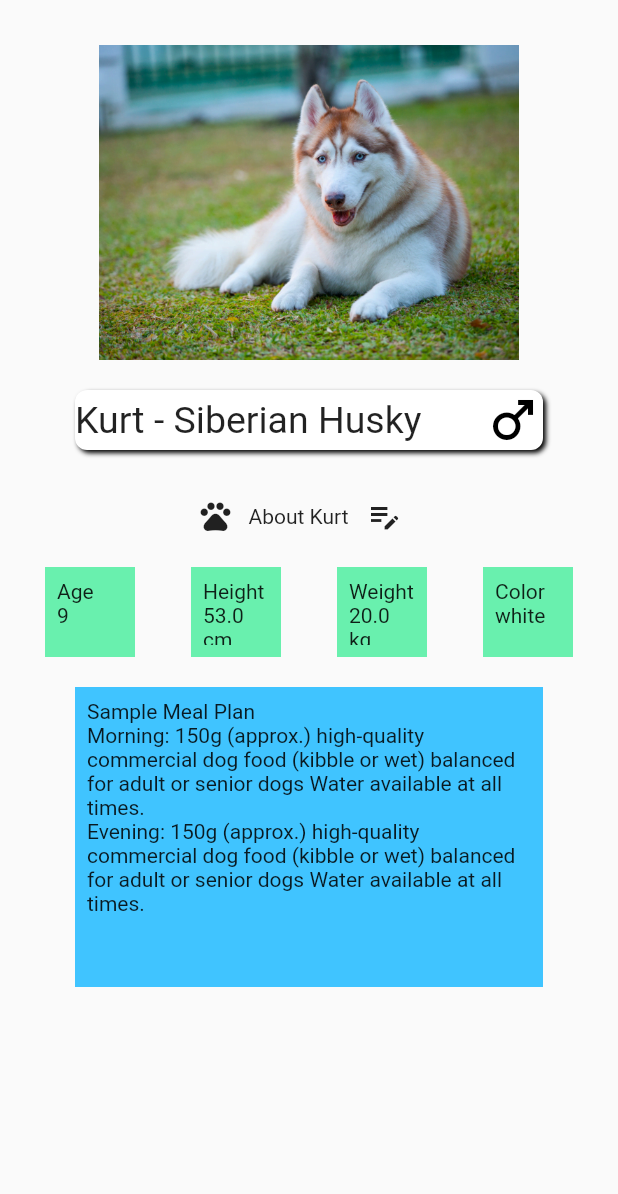
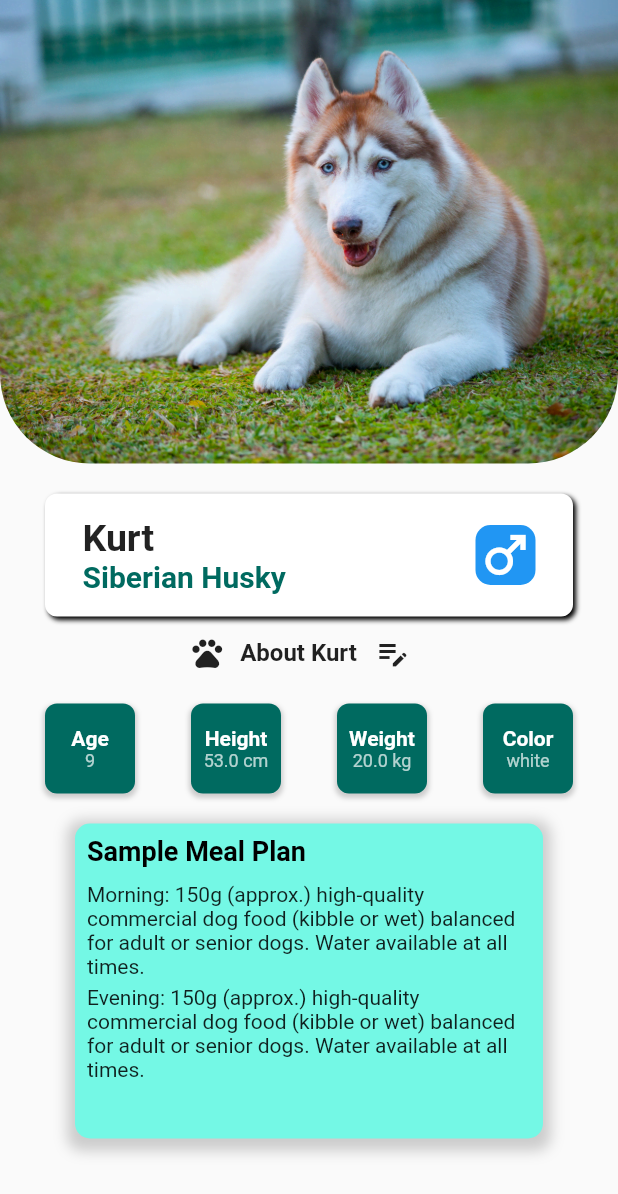
Before and after one commit to PetBite/app, a Flutter app: the HomePage screen opened directly, on a phone screen of 412 x 824 dp. Shown: the top 1194 px of the screen. Run offline on Flutter 3.47's test engine with Material 2 defaults, Android fonts, the phone set to English and light mode, and no system bars; our stand-ins replace cloud_firestore, firebase_auth, firebase_core, flutter_form_builder, flutter_riverpod, form_builder_validators and 3 more; missing offline and left inert: firebase_ui_auth; accounts and stored records are empty; generated files the repository leaves out were written again; statements that could not run were skipped.

Commit message:
Updated home page

```diff
--- a/lib/features/home/presentation/home_page.dart
+++ b/lib/features/home/presentation/home_page.dart
@@ -1,3 +1,4 @@
+import 'package:app/features/home/presentation/info_box.dart';
 import 'package:app/features/pet_details/presentation/pet_details.dart';
 import 'package:flutter/material.dart';
 
@@ -22,39 +23,52 @@ List<Widget> generatePetItem(int count) {
         ),
         child: IconButton(
           iconSize: 48.0,
-          icon: Image.asset('assets/images/navbar_filler1.jpg'),
+          icon: const CircleAvatar(
+              backgroundImage: AssetImage('assets/images/navbar_filler1.jpg')),
           color: Colors.white,
           onPressed: () {},
         )),
   );
 }
 
+Container _buildGenderIcon(String gender) {
+  switch (gender) {
+    case 'male':
+      return Container(
+        decoration: const BoxDecoration(
+          borderRadius: BorderRadius.all(Radius.circular(10)),
+          color: Colors.blue,
+        ),
+        child: const Icon(Icons.male, color: Colors.white, size: 40),
+      );
+    case 'female':
+      return Container(
+        decoration: const BoxDecoration(
+          borderRadius: BorderRadius.all(Radius.circular(10)),
+          color: Colors.blue,
+        ),
+        child: const Icon(Icons.female, color: Colors.white, size: 40),
+      );
+    default:
+      return Container(
+        decoration: const BoxDecoration(
+          borderRadius: BorderRadius.all(Radius.circular(10)),
+          color: Colors.blue,
+        ),
+        child: const Icon(Icons.circle, color: Colors.white, size: 40),
+      );
+  }
+}
+
 class _HomePageState extends State<HomePage> {
   bool _showPetBar = false;
   List<String> petFoodIDs = PetDB.getPetIDs();
-  final ScrollController _scrollController = ScrollController();
 
   @override
   Widget build(BuildContext context) {
     return Scaffold(
-        body: GestureDetector(
-      onVerticalDragEnd: (details) {
-        // Only react to gestures when at the top of the ListView
-        if (_scrollController.position.atEdge &&
-            _scrollController.position.pixels == 0) {
-          if (details.primaryVelocity! > 0) {
-            setState(() {
-              _showPetBar = true;
-            });
-          } else if (details.primaryVelocity! < 0) {
-            setState(() {
-              _showPetBar = false;
-            });
-          }
-        }
-      },
-      child: SafeArea(
-          child: ListView(controller: _scrollController, children: <Widget>[
+      body: SafeArea(
+          child: ListView(children: <Widget>[
         if (_showPetBar)
           Container(
             color: Colors.blue,
@@ -63,14 +77,33 @@ class _HomePageState extends State<HomePage> {
               children: generatePetItem(6),
             ),
           ),
-        const SizedBox(height: 30),
-        Image.asset(petDB.getPetById('pet-001').imagePath,
-            width: 400, height: 210),
+        ClipRRect(
+          borderRadius: const BorderRadius.only(
+            bottomLeft: Radius.circular(60),
+            bottomRight: Radius.circular(60),
+          ),
+          child: GestureDetector(
+            onVerticalDragUpdate: (details) {
+              int sensitivity = 4;
+              if (details.delta.dy < sensitivity) {
+                setState(() {
+                  _showPetBar = false;
+                });
+              } else if (details.delta.dy > sensitivity) {
+                setState(() {
+                  _showPetBar = true;
+                });
+              }
+            },
+            child: Image.asset(petDB.getPetById('pet-001').imagePath,
+                width: 300, height: 309),
+          ),
+        ),
         Container(
+          margin: const EdgeInsets.only(top: 20.0, left: 30.0, right: 30.0),
           padding:
-              const EdgeInsets.only(left: 50.0, right: 50, top: 20, bottom: 20),
+              const EdgeInsets.only(left: 25, right: 25, top: 15, bottom: 15),
           alignment: Alignment.center,
-          child: Container(
           decoration: BoxDecoration(
             borderRadius: BorderRadius.circular(8.0),
             color: Colors.white,
@@ -79,27 +112,32 @@ class _HomePageState extends State<HomePage> {
                 color: Colors.black,
                 blurRadius: 2.0,
                 spreadRadius: 0.0,
-                  offset: Offset(2.0, 2.0), // shadow direction: bottom right
-                )
+                offset: Offset(2.0, 2.0), // Shadow direction: bottom right
+              ),
             ],
           ),
           child: Row(
             mainAxisAlignment: MainAxisAlignment.spaceBetween,
             children: <Widget>[
+              Column(
+                crossAxisAlignment: CrossAxisAlignment.start,
+                children: [
                   Text(
-                    '${petDB.getPetById('pet-001').name} - ${petDB.getPetById('pet-001').breed}',
-                    style: const TextStyle(fontSize: 25),
+                    petDB.getPetById('pet-001').name,
+                    style: const TextStyle(
+                        fontSize: 25, fontWeight: FontWeight.bold),
                   ),
-                  if (petDB.getPetById('pet-001').gender == 'male') ...[
-                    const Icon(Icons.male, color: Colors.black, size: 40),
-                  ] else if (petDB.getPetById('pet-001').gender ==
-                      'female') ...[
-                    const Icon(Icons.female, color: Colors.black, size: 40),
-                  ] else ...[
-                    const Icon(Icons.circle, color: Colors.black, size: 40),
+                  Text(
+                    petDB.getPetById('pet-001').breed,
+                    style: const TextStyle(
+                        fontSize: 20,
+                        fontWeight: FontWeight.bold,
+                        color: Color(0xFF006A60)),
+                  )
                 ],
-                  //const Icon(Icons.male, color: Colors.black, size: 40)
-                ]),
+              ),
+              _buildGenderIcon(petDB.getPetById('pet-001').gender),
+            ],
           ),
         ),
         Row(
@@ -107,7 +145,9 @@ class _HomePageState extends State<HomePage> {
           children: [
             const Icon(Icons.pets),
             const SizedBox(width: 10),
-            Text('About ${petDB.getPetById('pet-001').name}'),
+            Text('About ${petDB.getPetById('pet-001').name}',
+                style:
+                    const TextStyle(fontWeight: FontWeight.bold, fontSize: 16)),
             IconButton(
                 onPressed: () {
                   Navigator.pushNamed(context, PetDetails.routeName);
@@ -122,89 +162,72 @@ class _HomePageState extends State<HomePage> {
           child: Row(
             mainAxisAlignment: MainAxisAlignment.spaceBetween,
             children: <Widget>[
-                SizedBox(
-                  height: 60,
-                  width: 60,
-                  child: DecoratedBox(
-                    decoration: const BoxDecoration(color: Colors.greenAccent),
-                    child: Container(
-                      margin: const EdgeInsets.all(8.0),
-                      alignment: Alignment.center,
-                      child: ListView(children: <Widget>[
-                        const Text('Age'),
-                        Text('${petDB.getPetById('pet-001').age}')
-                      ]),
+              InfoBox(
+                  title: 'Age',
+                  value: '${petDB.getPetById('pet-001').age}',
+                  bgColor: const Color(0xFF006A60)),
+              InfoBox(
+                  title: 'Height',
+                  value: '${petDB.getPetById('pet-001').height} cm',
+                  bgColor: const Color(0xFF006A60)),
+              InfoBox(
+                  title: 'Weight',
+                  value: '${petDB.getPetById('pet-001').weight} kg',
+                  bgColor: const Color(0xFF006A60)),
+              InfoBox(
+                  title: 'Color',
+                  value: petDB.getPetById('pet-001').color,
+                  bgColor: const Color(0xFF006A60)),
+            ],
           ),
-                  ),
-                ),
-                SizedBox(
-                  height: 60,
-                  width: 60,
-                  child: DecoratedBox(
-                    decoration: const BoxDecoration(color: Colors.greenAccent),
-                    child: Container(
-                      margin: const EdgeInsets.all(8.0),
-                      alignment: Alignment.center,
-                      child: ListView(children: <Widget>[
-                        const Text('Height'),
-                        Text('${petDB.getPetById('pet-001').height} cm')
-                      ]),
-                    ),
-                  ),
-                ),
-                SizedBox(
-                  height: 60,
-                  width: 60,
-                  child: DecoratedBox(
-                    decoration: const BoxDecoration(color: Colors.greenAccent),
-                    child: Container(
-                      margin: const EdgeInsets.all(8.0),
-                      alignment: Alignment.center,
-                      child: ListView(children: <Widget>[
-                        const Text('Weight'),
-                        Text('${petDB.getPetById('pet-001').weight} kg')
-                      ]),
-                    ),
-                  ),
-                ),
-                SizedBox(
-                  height: 60,
-                  width: 60,
-                  child: DecoratedBox(
-                    decoration: const BoxDecoration(color: Colors.greenAccent),
-                    child: Container(
-                      margin: const EdgeInsets.all(8.0),
-                      alignment: Alignment.center,
-                      child: ListView(children: <Widget>[
-                        const Text('Color'),
-                        Text(petDB.getPetById('pet-001').color)
-                      ]),
-                    ),
-                  ),
-                ),
-              ]),
         ),
         Container(
           margin: const EdgeInsets.only(left: 50, right: 50),
           child: SizedBox(
-            width: 300,
-            height: 200,
+            width: 500,
+            height: 210,
             child: DecoratedBox(
-                decoration: const BoxDecoration(color: Colors.lightBlueAccent),
-                child: Container(
-                  margin: const EdgeInsets.all(8.0),
-                  alignment: Alignment.center,
-                  child: ListView(children: const <Widget>[
-                    Text('Sample Meal Plan'),
+              decoration: BoxDecoration(
+                color: const Color(0xFF74F8E5),
+                borderRadius: BorderRadius.circular(10),
+                boxShadow: [
+                  BoxShadow(
+                    color: Colors.grey.withOpacity(0.5),
+                    spreadRadius: 5,
+                    blurRadius: 7,
+                    offset: const Offset(0, 3),
+                  ),
+                ],
+              ),
+              child: Padding(
+                padding: const EdgeInsets.all(8.0),
+                child: ListView(
+                  children: const <Widget>[
                     Text(
-                        'Morning: 150g (approx.) high-quality commercial dog food (kibble or wet) balanced for adult or senior dogs Water available at all times.'),
+                      'Sample Meal Plan',
+                      style: TextStyle(
+                        fontWeight: FontWeight.bold,
+                        fontSize: 18,
+                        color: Colors.black,
+                      ),
+                    ),
+                    SizedBox(height: 10), // Spacing between text widgets
                     Text(
-                        'Evening: 150g (approx.) high-quality commercial dog food (kibble or wet) balanced for adult or senior dogs Water available at all times.')
-                  ]),
-                )),
+                      'Morning: 150g (approx.) high-quality commercial dog food (kibble or wet) balanced for adult or senior dogs. Water available at all times.',
+                      style: TextStyle(fontSize: 14),
+                    ),
+                    SizedBox(height: 5),
+                    Text(
+                      'Evening: 150g (approx.) high-quality commercial dog food (kibble or wet) balanced for adult or senior dogs. Water available at all times.',
+                      style: TextStyle(fontSize: 14),
+                    ),
+                  ],
+                ),
+              ),
+            ),
           ),
         ),
       ])),
-    ));
+    );
   }
 }
--- /dev/null
+++ b/lib/features/home/presentation/info_box.dart
@@ -0,0 +1,58 @@
+import 'package:flutter/material.dart';
+
+class InfoBox extends StatelessWidget {
+  const InfoBox(
+      {super.key,
+      required this.title,
+      required this.value,
+      required this.bgColor});
+
+  final String title;
+  final String value;
+  final Color bgColor;
+
+  @override
+  Widget build(BuildContext context) {
+    return SizedBox(
+      height: 60,
+      width: 60,
+      child: DecoratedBox(
+        decoration: BoxDecoration(
+          color: bgColor,
+          borderRadius: BorderRadius.circular(8),
+          boxShadow: [
+            BoxShadow(
+              color: Colors.grey.withOpacity(0.5),
+              spreadRadius: 1,
+              blurRadius: 2,
+              offset: const Offset(0, 2),
+            ),
+          ],
+        ),
+        child: Padding(
+          padding: const EdgeInsets.all(8.0),
+          child: Column(
+            mainAxisAlignment: MainAxisAlignment.center,
+            children: <Widget>[
+              Text(
+                title,
+                style: const TextStyle(
+                  fontWeight: FontWeight.bold,
+                  fontSize: 14,
+                  color: Colors.white,
+                ),
+              ),
+              Text(
+                value,
+                style: const TextStyle(
+                  fontSize: 12,
+                  color: Colors.white70,
+                ),
+              ),
+            ],
+          ),
+        ),
+      ),
+    );
+  }
+}
```
Lines whose indentation alone changed are shown as unchanged.
